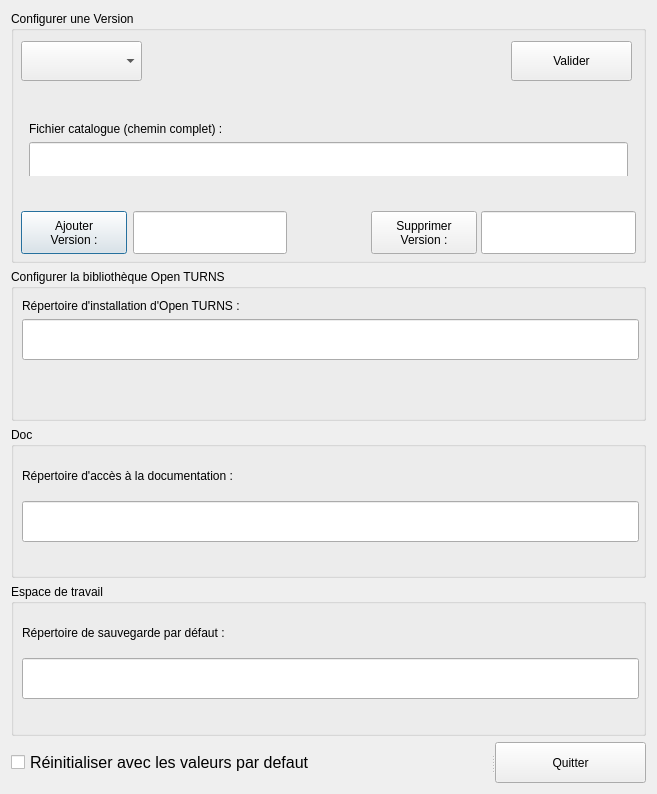
Above: UiQT4/OptionsOT.ui from SalomePlatform/eficas_tools before the change. Below: the same form after it.
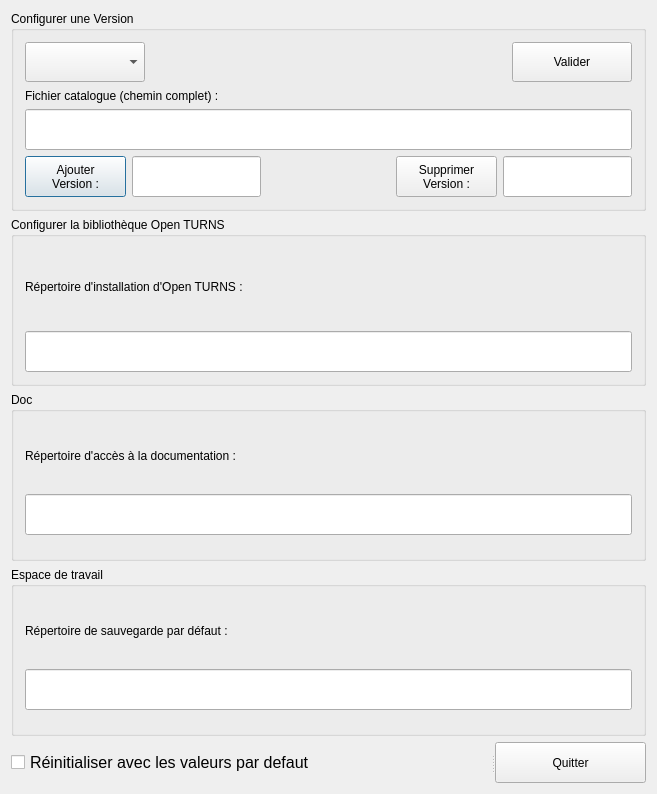
That is the form after the change.

```diff
--- a/UiQT4/OptionsOT.ui
+++ b/UiQT4/OptionsOT.ui
@@ -9,16 +9,22 @@
     <height>794</height>
    </rect>
   </property>
-  <property name="windowTitle" >
+  <property name="minimumSize">
+   <size>
+    <width>0</width>
+    <height>0</height>
+   </size>
+  </property>
+  <property name="windowTitle">
    <string>Option TURNS</string>
   </property>
-  <layout class="QGridLayout" name="gridLayout" >
-   <item row="0" column="0" >
-    <widget class="QGroupBox" name="groupBox1" >
-     <property name="minimumSize" >
+  <layout class="QGridLayout" name="gridLayout">
+   <item row="0" column="0">
+    <widget class="QGroupBox" name="groupBox1">
+     <property name="minimumSize">
       <size>
        <width>635</width>
-       <height>252</height>
+       <height>200</height>
       </size>
      </property>
      <property name="maximumSize" >
@@ -30,18 +36,14 @@
      <property name="title" >
       <string>Configurer une Version</string>
      </property>
-     <widget class="QComboBox" name="CBVersions" >
-      <property name="geometry" >
-       <rect>
-        <x>10</x>
-        <y>30</y>
-        <width>121</width>
-        <height>40</height>
-       </rect>
-      </property>
-      <property name="minimumSize" >
+     <layout class="QVBoxLayout" name="verticalLayout_5">
+      <item>
+       <layout class="QHBoxLayout" name="horizontalLayout">
+        <item>
+         <widget class="QComboBox" name="CBVersions">
+          <property name="minimumSize">
        <size>
-        <width>0</width>
+            <width>120</width>
         <height>40</height>
        </size>
       </property>
@@ -52,18 +54,25 @@
        </size>
       </property>
      </widget>
-     <widget class="QPushButton" name="Bok" >
-      <property name="geometry" >
-       <rect>
-        <x>500</x>
-        <y>30</y>
-        <width>121</width>
-        <height>40</height>
-       </rect>
-      </property>
-      <property name="minimumSize" >
+        </item>
+        <item>
+         <spacer name="horizontalSpacer">
+          <property name="orientation">
+           <enum>Qt::Horizontal</enum>
+          </property>
+          <property name="sizeHint" stdset="0">
        <size>
-        <width>90</width>
+            <width>40</width>
+            <height>20</height>
+           </size>
+          </property>
+         </spacer>
+        </item>
+        <item>
+         <widget class="QPushButton" name="Bok">
+          <property name="minimumSize">
+           <size>
+            <width>120</width>
         <height>40</height>
        </size>
       </property>
@@ -80,91 +89,14 @@
        <bool>false</bool>
       </property>
      </widget>
-     <widget class="QPushButton" name="PBajout" >
-      <property name="geometry" >
-       <rect>
-        <x>10</x>
-        <y>200</y>
-        <width>106</width>
-        <height>43</height>
-       </rect>
-      </property>
-      <property name="minimumSize" >
-       <size>
-        <width>101</width>
-        <height>41</height>
-       </size>
-      </property>
-      <property name="text" >
-       <string>Ajouter
-Version :</string>
-      </property>
-     </widget>
-     <widget class="QLineEdit" name="LEVersionAjout" >
-      <property name="geometry" >
-       <rect>
-        <x>122</x>
-        <y>200</y>
-        <width>154</width>
-        <height>43</height>
-       </rect>
-      </property>
-      <property name="minimumSize" >
-       <size>
-        <width>101</width>
-        <height>41</height>
-       </size>
-      </property>
-     </widget>
-     <widget class="QPushButton" name="PBSup" >
-      <property name="geometry" >
-       <rect>
-        <x>360</x>
-        <y>200</y>
-        <width>106</width>
-        <height>43</height>
-       </rect>
-      </property>
-      <property name="minimumSize" >
-       <size>
-        <width>101</width>
-        <height>41</height>
-       </size>
-      </property>
-      <property name="text" >
-       <string>Supprimer
-Version :</string>
-      </property>
-     </widget>
-     <widget class="QLineEdit" name="LEVersionSup" >
-      <property name="geometry" >
-       <rect>
-        <x>470</x>
-        <y>200</y>
-        <width>155</width>
-        <height>43</height>
-       </rect>
-      </property>
-      <property name="minimumSize" >
-       <size>
-        <width>0</width>
-        <height>41</height>
-       </size>
-      </property>
-     </widget>
-     <widget class="QWidget" name="layoutWidget" >
-      <property name="geometry" >
-       <rect>
-        <x>7</x>
-        <y>100</y>
-        <width>621</width>
-        <height>65</height>
-       </rect>
-      </property>
-      <layout class="QVBoxLayout" name="verticalLayout" >
+        </item>
+       </layout>
+      </item>
        <item>
-        <widget class="QLabel" name="textLabel1_3" >
-         <property name="text" >
+       <layout class="QVBoxLayout" name="verticalLayout">
+        <item>
+         <widget class="QLabel" name="textLabel1_3">
+          <property name="text">
           <string>Fichier catalogue (chemin complet) :</string>
          </property>
          <property name="wordWrap" >
@@ -186,46 +118,100 @@
         </widget>
        </item>
       </layout>
-     </widget>
-    </widget>
-   </item>
-   <item row="1" column="0" >
-    <widget class="QGroupBox" name="groupBox2" >
-     <property name="minimumSize" >
+      </item>
+      <item>
+       <layout class="QHBoxLayout" name="horizontalLayout_2">
+        <item>
+         <widget class="QPushButton" name="PBajout">
+          <property name="minimumSize">
+           <size>
+            <width>101</width>
+            <height>41</height>
+           </size>
+          </property>
+          <property name="text">
+           <string>Ajouter
+Version :</string>
+          </property>
+         </widget>
+        </item>
+        <item>
+         <widget class="QLineEdit" name="LEVersionAjout">
+          <property name="minimumSize">
+           <size>
+            <width>101</width>
+            <height>41</height>
+           </size>
+          </property>
+         </widget>
+        </item>
+        <item>
+         <spacer name="horizontalSpacer_2">
+          <property name="orientation">
+           <enum>Qt::Horizontal</enum>
+          </property>
+          <property name="sizeHint" stdset="0">
+           <size>
+            <width>40</width>
+            <height>20</height>
+           </size>
+          </property>
+         </spacer>
+        </item>
+        <item>
+         <widget class="QPushButton" name="PBSup">
+          <property name="minimumSize">
+           <size>
+            <width>101</width>
+            <height>41</height>
+           </size>
+          </property>
+          <property name="text">
+           <string>Supprimer
+Version :</string>
+          </property>
+         </widget>
+        </item>
+        <item>
+         <widget class="QLineEdit" name="LEVersionSup">
+          <property name="minimumSize">
+           <size>
+            <width>0</width>
+            <height>41</height>
+           </size>
+          </property>
+         </widget>
+        </item>
+       </layout>
+      </item>
+     </layout>
+    </widget>
+   </item>
+   <item row="1" column="0">
+    <widget class="QGroupBox" name="groupBox2">
+     <property name="minimumSize">
       <size>
        <width>548</width>
-       <height>90</height>
+       <height>0</height>
       </size>
      </property>
      <property name="title" >
       <string>Configurer la bibliothèque Open TURNS</string>
      </property>
-     <widget class="QLabel" name="textLabel1_2" >
-      <property name="geometry" >
-       <rect>
-        <x>11</x>
-        <y>28</y>
-        <width>617</width>
-        <height>17</height>
-       </rect>
-      </property>
-      <property name="text" >
+     <layout class="QVBoxLayout" name="verticalLayout_2">
+      <item>
+       <widget class="QLabel" name="textLabel1_2">
+        <property name="text">
        <string>Répertoire d'installation d'Open TURNS :</string>
       </property>
       <property name="wordWrap" >
        <bool>false</bool>
       </property>
      </widget>
-     <widget class="QLineEdit" name="LERepOT" >
-      <property name="geometry" >
-       <rect>
-        <x>11</x>
-        <y>50</y>
-        <width>617</width>
-        <height>41</height>
-       </rect>
-      </property>
-      <property name="minimumSize" >
+      </item>
+      <item>
+       <widget class="QLineEdit" name="LERepOT">
+        <property name="minimumSize">
        <size>
         <width>520</width>
         <height>41</height>
@@ -235,35 +221,31 @@
        <string/>
       </property>
      </widget>
+      </item>
+     </layout>
     </widget>
    </item>
-   <item row="2" column="0" >
-    <widget class="QGroupBox" name="groupBox3" >
-     <property name="minimumSize" >
+   <item row="2" column="0">
+    <widget class="QGroupBox" name="groupBox3">
+     <property name="minimumSize">
       <size>
        <width>548</width>
-       <height>90</height>
+       <height>0</height>
       </size>
      </property>
      <property name="title" >
       <string>Doc</string>
      </property>
-     <widget class="QLabel" name="textLabel1" >
-      <property name="geometry" >
-       <rect>
-        <x>11</x>
-        <y>28</y>
-        <width>617</width>
-        <height>41</height>
-       </rect>
-      </property>
-      <property name="minimumSize" >
+     <layout class="QVBoxLayout" name="verticalLayout_3">
+      <item>
+       <widget class="QLabel" name="textLabel1">
+        <property name="minimumSize">
        <size>
         <width>613</width>
-        <height>41</height>
-       </size>
-      </property>
-      <property name="maximumSize" >
+          <height>0</height>
+         </size>
+        </property>
+        <property name="maximumSize">
        <size>
         <width>16777215</width>
         <height>41</height>
@@ -276,16 +258,10 @@
        <bool>false</bool>
       </property>
      </widget>
-     <widget class="QLineEdit" name="LERepDoc" >
-      <property name="geometry" >
-       <rect>
-        <x>11</x>
-        <y>74</y>
-        <width>617</width>
-        <height>41</height>
-       </rect>
-      </property>
-      <property name="minimumSize" >
+      </item>
+      <item>
+       <widget class="QLineEdit" name="LERepDoc">
+        <property name="minimumSize">
        <size>
         <width>520</width>
         <height>41</height>
@@ -295,35 +271,31 @@
        <string/>
       </property>
      </widget>
+      </item>
+     </layout>
     </widget>
    </item>
-   <item row="3" column="0" >
-    <widget class="QGroupBox" name="groupBox3_2" >
-     <property name="minimumSize" >
+   <item row="3" column="0">
+    <widget class="QGroupBox" name="groupBox3_2">
+     <property name="minimumSize">
       <size>
        <width>548</width>
-       <height>90</height>
+       <height>0</height>
       </size>
      </property>
      <property name="title" >
       <string>Espace de travail</string>
      </property>
-     <widget class="QLabel" name="textLabel1_4" >
-      <property name="geometry" >
-       <rect>
-        <x>11</x>
-        <y>28</y>
-        <width>617</width>
-        <height>41</height>
-       </rect>
-      </property>
-      <property name="minimumSize" >
+     <layout class="QVBoxLayout" name="verticalLayout_4">
+      <item>
+       <widget class="QLabel" name="textLabel1_4">
+        <property name="minimumSize">
        <size>
         <width>613</width>
-        <height>41</height>
-       </size>
-      </property>
-      <property name="maximumSize" >
+          <height>0</height>
+         </size>
+        </property>
+        <property name="maximumSize">
        <size>
         <width>16777215</width>
         <height>41</height>
@@ -336,16 +308,10 @@
        <bool>false</bool>
       </property>
      </widget>
-     <widget class="QLineEdit" name="LESaveDir" >
-      <property name="geometry" >
-       <rect>
-        <x>11</x>
-        <y>74</y>
-        <width>617</width>
-        <height>41</height>
-       </rect>
-      </property>
-      <property name="minimumSize" >
+      </item>
+      <item>
+       <widget class="QLineEdit" name="LESaveDir">
+        <property name="minimumSize">
        <size>
         <width>520</width>
         <height>41</height>
@@ -355,6 +321,8 @@
        <string/>
       </property>
      </widget>
+      </item>
+     </layout>
     </widget>
    </item>
    <item row="4" column="0" >
@@ -399,7 +367,7 @@
    </item>
   </layout>
  </widget>
- <layoutdefault spacing="6" margin="11" />
+ <layoutdefault spacing="6" margin="11"/>
  <pixmapfunction>qPixmapFromMimeSource</pixmapfunction>
  <resources/>
  <connections/>
```
Left out of the diff: 71 changed lines with no effect on the pictures. Lines whose indentation alone changed are shown as unchanged.
